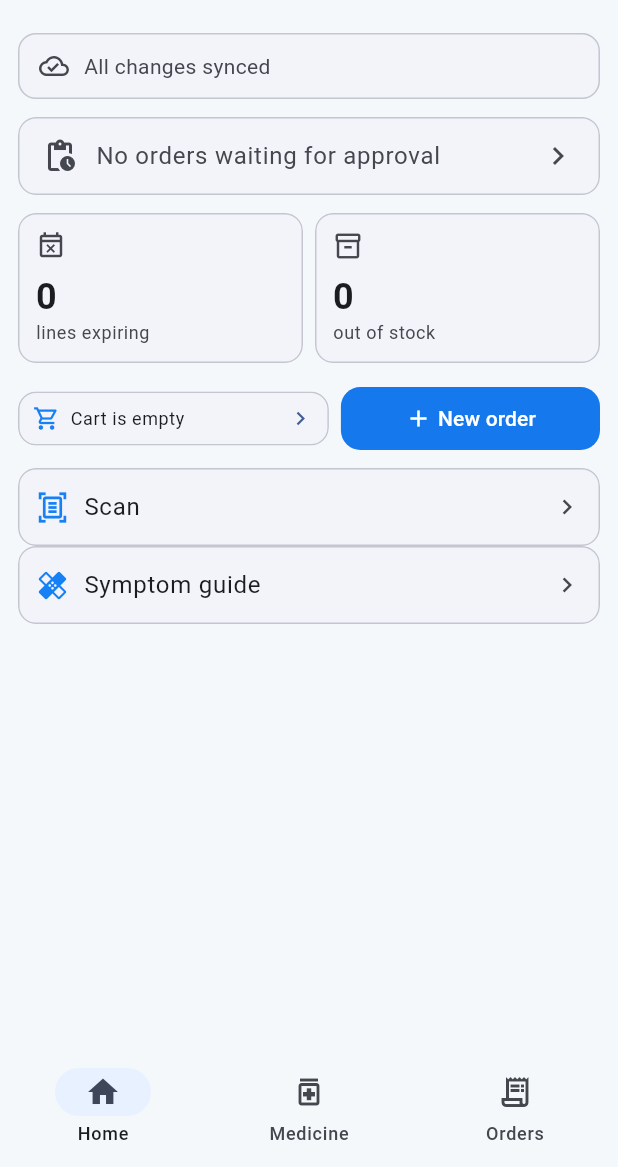
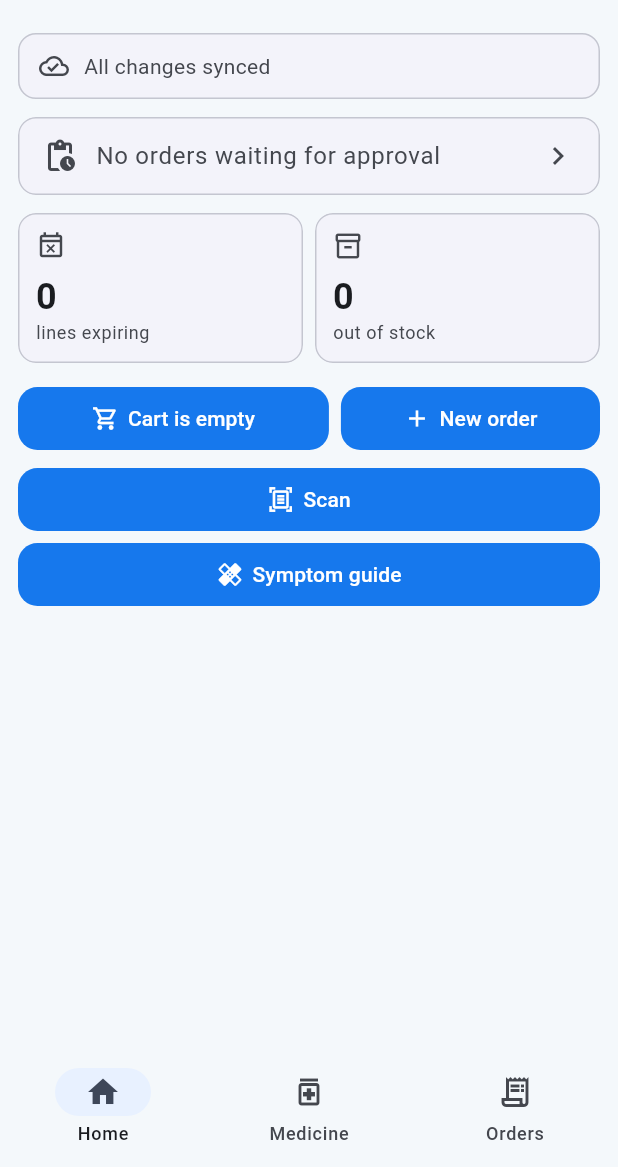
Before and after one commit to adriantoque/pharma-app, a Flutter app: the screen it shows once a user with an empty profile is signed in, on a phone screen of 412 x 824 dp, the part 69-1236 px from its top. Run offline on Flutter 3.47's test engine with Material 3 defaults, Android fonts, the phone set to English and light mode, and no system bars; our stand-ins replace camera, cloud_firestore, connectivity_plus, firebase_auth, firebase_core, fl_chart and 5 more; missing offline and left inert: google_mlkit_text_recognition; accounts and stored records are empty; generated files the repository leaves out were written again.

```diff
--- a/lib/features/dashboard/presentation/screens/dashboard_screen.dart
+++ b/lib/features/dashboard/presentation/screens/dashboard_screen.dart
@@ -3,6 +3,7 @@ import 'package:go_router/go_router.dart';
 import 'package:provider/provider.dart';
 
 import '../../../auth/presentation/providers/auth_provider.dart';
+import '../../../../core/theme/app_theme.dart';
 import '../../../orders/data/models/order_history_model.dart';
 import '../../../orders/data/repositories/order_history_repository.dart';
 import '../../../orders/presentation/providers/order_provider.dart';
@@ -88,52 +89,29 @@ class DashboardScreen extends StatelessWidget {
             children: [
               Expanded(
                 flex: 6,
-                child: _CurrentOrderStrip(
+                child: _CartButton(
                   onTap: () => context.goNamed('new-sale'),
                 ),
               ),
               const SizedBox(width: 8),
               Expanded(
                 flex: 5,
-                child: SizedBox(
-                  height: 42,
-                  child: FilledButton(
-                    onPressed: () => context.goNamed('new-sale'),
-                    style: FilledButton.styleFrom(
-                      backgroundColor: const Color(0xFF1678ED),
-                      foregroundColor: Colors.white,
-                      shape: RoundedRectangleBorder(
-                        borderRadius: BorderRadius.circular(13),
-                      ),
-                      padding: const EdgeInsets.symmetric(horizontal: 8),
-                    ),
-                    child: const Row(
-                      mainAxisAlignment: MainAxisAlignment.center,
-                      children: [
-                        Icon(Icons.add, size: 18),
-                        SizedBox(width: 4),
-                        Flexible(
-                          child: Text(
-                            'New order',
-                            maxLines: 1,
-                            overflow: TextOverflow.ellipsis,
-                          ),
-                        ),
-                      ],
-                    ),
-                  ),
+                child: _ActionButton(
+                  icon: Icons.add,
+                  label: 'New order',
+                  onTap: () => context.goNamed('new-sale'),
                 ),
               ),
             ],
           ),
           const SizedBox(height: 12),
-          _QuickAction(
+          _ActionButton(
             icon: Icons.document_scanner_outlined,
             label: 'Scan',
             onTap: () => context.pushNamed('home-scan'),
           ),
-          const SizedBox(width: 12),
-          _QuickAction(
+          const SizedBox(height: 8),
+          _ActionButton(
             icon: Icons.healing_outlined,
             label: 'Symptom guide',
             onTap: () => context.pushNamed('home-symptom-guide'),
@@ -437,108 +415,97 @@ class _CountTile extends StatelessWidget {
 // Counter shortcuts
 // ---------------------------------------------------------------------------
 
-class _CurrentOrderStrip extends StatelessWidget {
-  const _CurrentOrderStrip({required this.onTap});
+class _CartButton extends StatelessWidget {
+  const _CartButton({required this.onTap});
 
   final VoidCallback onTap;
 
   @override
   Widget build(BuildContext context) {
-    final theme = Theme.of(context);
     final (count, total) = context.select<OrderProvider, (int, String)>(
       (order) => (order.itemCount, order.formattedTotal),
     );
 
-    return Card(
-      elevation: 0,
-      margin: EdgeInsets.zero,
-      color: theme.colorScheme.surfaceContainerLow,
-      clipBehavior: Clip.antiAlias,
-      child: InkWell(
+    return _ActionButton(
+      icon: Icons.shopping_cart_outlined,
+      label: count == 0
+          ? 'Cart is empty'
+          : 'Cart · ${count == 1 ? '1 item' : '$count items'}',
+      sublabel: count > 0 ? '$total so far' : null,
       onTap: onTap,
-        child: Padding(
-          padding: const EdgeInsets.symmetric(horizontal: 10, vertical: 9),
+    );
+  }
+}
+
+/// The primary action button shared by the Home counter shortcuts.
+///
+/// One definition so the Cart, New order, Scan, and Symptom guide buttons
+/// cannot drift apart. [sublabel] adds a second, smaller line under [label]
+/// (used by the Cart to show the running total).
+class _ActionButton extends StatelessWidget {
+  const _ActionButton({
+    required this.icon,
+    required this.label,
+    required this.onTap,
+    this.sublabel,
+  });
+
+  final IconData icon;
+  final String label;
+  final String? sublabel;
+  final VoidCallback onTap;
+
+  @override
+  Widget build(BuildContext context) {
+    final theme = Theme.of(context);
+    final detail = sublabel;
+
+    return SizedBox(
+      height: 42,
+      child: FilledButton(
+        onPressed: onTap,
+        style: FilledButton.styleFrom(
+          backgroundColor: AppColors.primary,
+          foregroundColor: Colors.white,
+          shape: RoundedRectangleBorder(
+            borderRadius: BorderRadius.circular(13),
+          ),
+          padding: const EdgeInsets.symmetric(horizontal: 8),
+        ),
         child: Row(
+          mainAxisAlignment: MainAxisAlignment.center,
           children: [
-              const Icon(
-                Icons.shopping_cart_outlined,
-                color: Color(0xFF1680F5),
-                size: 18,
-              ),
-              const SizedBox(width: 7),
-              Expanded(
-                child: Column(
+            Icon(icon, size: 18),
+            const SizedBox(width: 6),
+            Flexible(
+              child: detail == null
+                  ? Text(
+                      label,
+                      maxLines: 1,
+                      overflow: TextOverflow.ellipsis,
+                    )
+                  : Column(
+                      mainAxisSize: MainAxisSize.min,
                       crossAxisAlignment: CrossAxisAlignment.start,
                       children: [
                         Text(
-                      count == 0
-                          ? 'Cart is empty'
-                          : 'Cart · ${count == 1 ? '1 item' : '$count items'}',
+                          label,
                           maxLines: 1,
                           overflow: TextOverflow.ellipsis,
                           style: theme.textTheme.bodySmall,
                         ),
-                    if (count > 0)
                         Text(
-                        '$total so far',
-                        style: theme.textTheme.labelSmall?.copyWith(
-                          color: theme.colorScheme.onSurfaceVariant,
+                          detail,
+                          maxLines: 1,
+                          overflow: TextOverflow.ellipsis,
+                          style: theme.textTheme.labelSmall,
+                        ),
+                      ],
                     ),
             ),
           ],
         ),
       ),
-              Icon(
-                Icons.chevron_right,
-                size: 18,
-                color: theme.colorScheme.primary,
-              ),
-            ],
-          ),
-        ),
-      ),
     );
   }
 }
-
-class _QuickAction extends StatelessWidget {
-  const _QuickAction({
-    required this.icon,
-    required this.label,
-    required this.onTap,
-  });
-
-  final IconData icon;
-  final String label;
-  final VoidCallback onTap;
-
-  @override
-  Widget build(BuildContext context) {
-    final theme = Theme.of(context);
-
-    return Card(
-      elevation: 0,
-      margin: EdgeInsets.zero,
-      color: theme.colorScheme.surfaceContainerLow,
-      clipBehavior: Clip.antiAlias,
-      child: InkWell(
-        onTap: onTap,
-        child: Padding(
-          padding: const EdgeInsets.symmetric(vertical: 14, horizontal: 12),
-          child: Row(
-            children: [
-              Icon(icon, color: const Color(0xFF1680F5), size: 22),
-              const SizedBox(width: 10),
-              Expanded(child: Text(label, style: theme.textTheme.bodyLarge)),
-              Icon(
-                Icons.chevron_right,
-                size: 20,
-                color: theme.colorScheme.onSurfaceVariant,
-              ),
-            ],
-          ),
-        ),
-      ),
-    );
-  }
-}
--- a/lib/features/symptom_guide/presentation/screens/symptom_search_screen.dart
+++ b/lib/features/symptom_guide/presentation/screens/symptom_search_screen.dart
@@ -9,9 +9,7 @@ import 'package:pharmaguide/features/symptom_guide/presentation/widgets/symptom_
 /// The search screen for the Symptom Guide.
 ///
 /// Staff type a symptom and see matching entries from the guide's catalogue.
-/// The content is supplied and reviewed by the pharmacist; the scaffold ships
-/// with placeholders (`SymptomEntry.isDraft`) so the screens work end to end
-/// before the real text lands.
+/// The content is supplied and reviewed by the pharmacist.
 ///
 /// The filtering itself lives in [SymptomSearchProvider], which watches the
 /// query and guards against notifying on an unchanged one, so typing only
```
Also changed, not shown: lib/features/symptom_guide/data/models/medicine_guidance.dart (+27 -50 lines), lib/features/symptom_guide/data/models/symptom_entry.dart (+4 -6 lines), lib/features/symptom_guide/data/repositories/symptom_catalogue.dart (+10 -15 lines), lib/features/symptom_guide/presentation/screens/symptom_detail_screen.dart (+5 -5 lines), 1 other file. Lines whose indentation alone changed are shown as unchanged.
